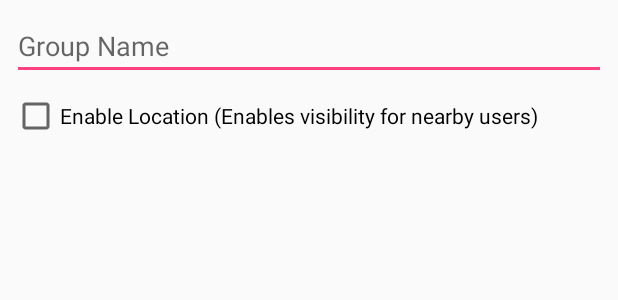
After one commit to izhang1/FilmFriend, an Android app: the layout dialog_create_group.xml on its own in the app's theme, with its tools: preview values and no code run, on a phone screen of 412 x 824 dp. The commit adds this screen. Shown: the top 300 px of the screen. Run offline under Robolectric (Android 15) with nearby library versions, the phone set to English and light mode, and no system bars.

```diff
--- a/app/src/main/java/app/izhang/filmfriend/Presenter/LoginPresenter.java
+++ b/app/src/main/java/app/izhang/filmfriend/Presenter/LoginPresenter.java
@@ -39,5 +39,4 @@ public class LoginPresenter {
 
     }
 
-
 }
--- /dev/null
+++ b/app/src/main/res/layout/dialog_create_group.xml
@@ -0,0 +1,36 @@
+<?xml version="1.0" encoding="utf-8"?>
+<android.support.constraint.ConstraintLayout
+    xmlns:android="http://schemas.android.com/apk/res/android"
+    xmlns:app="http://schemas.android.com/apk/res-auto"
+    xmlns:tools="http://schemas.android.com/tools"
+    android:layout_width="match_parent"
+    android:layout_height="match_parent">
+
+    <EditText
+        android:id="@+id/group_title_et"
+        android:layout_width="0dp"
+        android:layout_height="wrap_content"
+        android:layout_marginEnd="8dp"
+        android:layout_marginStart="8dp"
+        android:layout_marginTop="8dp"
+        android:ems="10"
+        android:hint="Group Name"
+        android:inputType="textPersonName"
+        app:layout_constraintEnd_toEndOf="parent"
+        app:layout_constraintStart_toStartOf="parent"
+        app:layout_constraintTop_toTopOf="parent" />
+
+    <CheckBox
+        android:id="@+id/user_location_checkbox"
+        android:layout_width="0dp"
+        android:layout_height="wrap_content"
+        android:layout_marginEnd="8dp"
+        android:layout_marginStart="8dp"
+        android:layout_marginTop="8dp"
+        android:text="Enable Location (Enables visibility for nearby users)"
+        android:textAppearance="@android:style/TextAppearance.Material.Widget.TextView"
+        app:layout_constraintEnd_toEndOf="parent"
+        app:layout_constraintHorizontal_bias="0.0"
+        app:layout_constraintStart_toStartOf="parent"
+        app:layout_constraintTop_toBottomOf="@+id/group_title_et" />
+</android.support.constraint.ConstraintLayout>
```
Also changed, not shown: app/src/main/java/app/izhang/filmfriend/Presenter/GroupPresenter.java (+29 -1 lines), app/src/main/java/app/izhang/filmfriend/Util/FirebaseService.java (+19 -1 lines), app/src/main/java/app/izhang/filmfriend/View/GroupFragment.java (+77 -3 lines).
